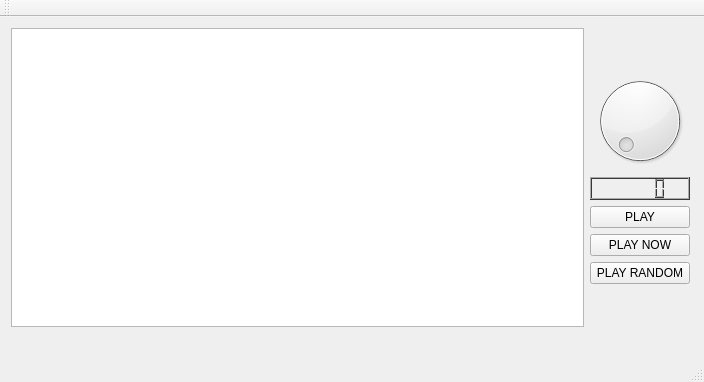
First picture: the form in 10/untitled/mainwindow.ui, repository timpelo/cplusplus, before the edit.
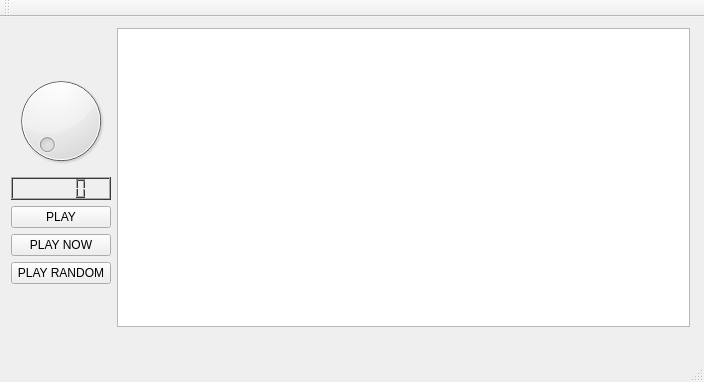
Second picture: the form after the edit.

Diff of the .ui file:
```diff
--- a/10/untitled/mainwindow.ui
+++ b/10/untitled/mainwindow.ui
@@ -24,9 +24,6 @@
      </rect>
     </property>
     <layout class="QHBoxLayout" name="horizontalLayout">
-     <item>
-      <widget class="QListWidget" name="soundList"/>
-     </item>
      <item>
       <layout class="QVBoxLayout" name="verticalLayout">
        <item>
@@ -507,6 +504,9 @@
        </item>
       </layout>
      </item>
+     <item>
+      <widget class="QListWidget" name="soundList"/>
+     </item>
     </layout>
    </widget>
   </widget>
```
